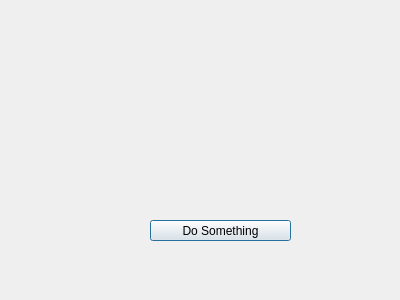
Above: logindialog.ui from leafo/itchio-app-old before the change. Below: the same form after it.
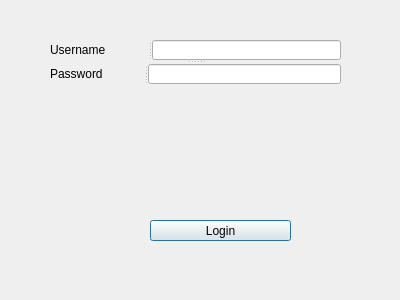
That is the form after the change.

Commit message: attempt a login

What changed in the file:
```diff
--- a/logindialog.ui
+++ b/logindialog.ui
@@ -23,9 +23,57 @@
     </rect>
    </property>
    <property name="text">
-    <string>Do Something</string>
+    <string>Login</string>
    </property>
   </widget>
+  <widget class="QLabel" name="statusLabel">
+   <property name="geometry">
+    <rect>
+     <x>100</x>
+     <y>160</y>
+     <width>181</width>
+     <height>16</height>
+    </rect>
+   </property>
+   <property name="text">
+    <string/>
+   </property>
+  </widget>
+  <widget class="QSplitter" name="splitter_3">
+   <property name="geometry">
+    <rect>
+     <x>50</x>
+     <y>40</y>
+     <width>291</width>
+     <height>44</height>
+    </rect>
+   </property>
+   <property name="orientation">
+    <enum>Qt::Vertical</enum>
+   </property>
+   <widget class="QSplitter" name="splitter">
+    <property name="orientation">
+     <enum>Qt::Horizontal</enum>
+    </property>
+    <widget class="QLabel" name="label">
+     <property name="text">
+      <string>Username</string>
+     </property>
+    </widget>
+    <widget class="QLineEdit" name="usernameInput"/>
+   </widget>
+   <widget class="QSplitter" name="splitter_2">
+    <property name="orientation">
+     <enum>Qt::Horizontal</enum>
+    </property>
+    <widget class="QLabel" name="label_2">
+     <property name="text">
+      <string>Password</string>
+     </property>
+    </widget>
+    <widget class="QLineEdit" name="passwordInput"/>
+   </widget>
+  </widget>
  </widget>
  <resources/>
  <connections/>
```
Left out of the diff: 2 changed lines with no effect on the pictures. The commit also changes 5 other files.
